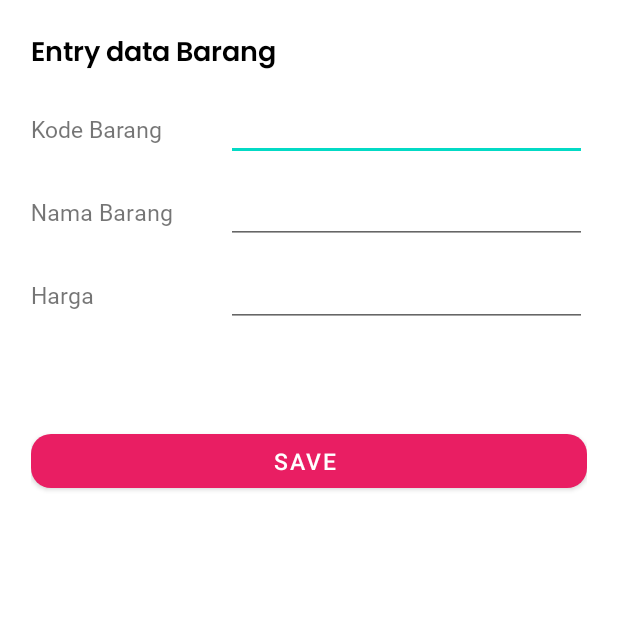
After one commit to nafisazz/SCANNER, an Android app: the TambahBarang screen opened directly, with no data from a screen before it, on a phone screen of 412 x 824 dp, the top half of it. The commit adds this screen. Run offline under Robolectric (Android 15) with nearby library versions, the phone set to English and light mode, and no system bars; our stand-ins replace sdp/ssp sizes.

Commit message:
added crud data barang using retrofit :bear:

```diff
--- /dev/null
+++ b/app/src/main/java/com/example/scanqrcode/TambahBarang.java
@@ -0,0 +1,62 @@
+package com.example.scanqrcode;
+
+import androidx.appcompat.app.AppCompatActivity;
+
+import android.content.Intent;
+import android.os.Bundle;
+import android.view.View;
+import android.widget.Button;
+import android.widget.EditText;
+import android.widget.Toast;
+
+import com.example.scanqrcode.Model.BarangModel;
+import com.example.scanqrcode.Utill.DataApi;
+import com.example.scanqrcode.Utill.InterfaceBarang;
+
+import retrofit2.Call;
+import retrofit2.Callback;
+import retrofit2.Response;
+
+public class TambahBarang extends AppCompatActivity {
+    EditText xkd_brg, xnm_brg, xhrg_brg;
+    InterfaceBarang interfaceBarang;
+    Button btnsimpan, btlview;
+    @Override
+    protected void onCreate(Bundle savedInstanceState) {
+        super.onCreate(savedInstanceState);
+        setContentView(R.layout.activity_tambah_barang);
+        xkd_brg = findViewById(R.id.xkode);
+        xnm_brg = findViewById(R.id.xnmbrg);
+        xhrg_brg = findViewById(R.id.xharga);
+        interfaceBarang = DataApi.getClient().create(InterfaceBarang.class);
+    }
+    public void simpandata(View view) {
+        String kode_brg = xkd_brg.getText().toString();
+        String nama_brg = xnm_brg.getText().toString();
+        String harga_brg = xhrg_brg.getText().toString();
+
+
+        Call<BarangModel> postBarang = interfaceBarang.postBarang(kode_brg,
+                nama_brg, harga_brg);
+        postBarang.enqueue(new Callback<BarangModel>() {
+            @Override
+            public void onResponse(Call<BarangModel> call, Response<BarangModel>
+                    response) {
+                Toast.makeText(TambahBarang.this, "Save data Success",
+                        Toast.LENGTH_SHORT).show();
+                Intent intent=new Intent(TambahBarang.this,MainActivity.class);
+                startActivity(intent);
+            }
+            @Override
+            public void onFailure(Call<BarangModel> call, Throwable t) {
+                Toast.makeText(TambahBarang.this, "Save data not Success",
+                        Toast.LENGTH_SHORT).show();
+            }
+        });
+    }
+
+    public void btnback(View view) {
+        startActivity(new Intent(TambahBarang.this,MainActivity.class));
+        finish();
+    }
+}
--- /dev/null
+++ b/app/src/main/java/com/example/scanqrcode/Utill/InterfaceBarang.java
@@ -0,0 +1,25 @@
+package com.example.scanqrcode.Utill;
+
+import com.example.scanqrcode.Model.BarangModel;
+
+import java.util.List;
+
+import retrofit2.Call;
+import retrofit2.http.DELETE;
+import retrofit2.http.Field;
+import retrofit2.http.FormUrlEncoded;
+import retrofit2.http.GET;
+import retrofit2.http.POST;
+import retrofit2.http.Query;
+
+public interface InterfaceBarang {
+    @GET("qrcode/")
+    Call<List<BarangModel>> getBarang();
+    @FormUrlEncoded
+    @POST("qrcode/")
+    Call<BarangModel> postBarang(@Field("kode") String kode,
+                            @Field("nama") String nama_barang,
+                            @Field("harga") String harga);
+    @DELETE("qrcode/")
+    Call<BarangModel> deleteBarang(@Query("kode") String kode);
+}
--- /dev/null
+++ b/app/src/main/res/layout/activity_tambah_barang.xml
@@ -0,0 +1,108 @@
+<?xml version="1.0" encoding="utf-8"?>
+<RelativeLayout xmlns:android="http://schemas.android.com/apk/res/android"
+    xmlns:tools="http://schemas.android.com/tools"
+    android:layout_width="match_parent"
+    xmlns:app="http://schemas.android.com/apk/res-auto"
+    android:orientation="vertical"
+    android:layout_height="match_parent"
+    tools:context=".TambahBarang">
+
+    <LinearLayout
+
+        android:layout_width="match_parent"
+        android:layout_height="match_parent"
+        android:orientation="vertical">
+
+
+        <RelativeLayout
+            android:layout_width="match_parent"
+            android:layout_height="wrap_content"
+            android:layout_below="@+id/frmHeader1" >
+
+
+            <LinearLayout
+                android:layout_width="match_parent"
+                android:layout_height="wrap_content"
+                android:orientation="vertical"
+                android:layout_margin="@dimen/_16sdp" >
+
+
+                <TextView
+                    android:layout_width="match_parent"
+                    android:text="Entry data Barang"
+                    android:textSize="@dimen/_14sdp"
+                    android:fontFamily="@font/popsem"
+                    android:textColor="@color/black"
+                    android:layout_gravity="center"
+                    android:layout_height="wrap_content"/>
+                <LinearLayout
+                    android:layout_width="match_parent"
+                    android:layout_marginTop="@dimen/_10sdp"
+                    android:layout_height="wrap_content">
+                    <TextView
+                        android:layout_width="@dimen/_100sdp"
+                        android:layout_height="wrap_content"
+                        android:text="Kode Barang"
+                        android:fontFamily="@font/popmed"
+                        android:textSize="@dimen/_12sdp" />
+                    <EditText
+                        android:layout_width="match_parent"
+                        android:textSize="@dimen/_12sdp"
+                        android:layout_height="wrap_content"
+                        android:id="@+id/xkode" />
+                </LinearLayout>
+                <LinearLayout
+                    android:layout_width="match_parent"
+                    android:layout_marginTop="@dimen/_10sdp"
+                    android:layout_height="wrap_content">
+                    <TextView
+                        android:layout_width="@dimen/_100sdp"
+                        android:fontFamily="@font/popmed"
+                        android:textSize="@dimen/_12sdp"
+                        android:layout_height="wrap_content"
+                        android:text="Nama Barang"/>
+                    <EditText
+                        android:layout_width="match_parent"
+                        android:layout_height="wrap_content"
+                        android:textSize="@dimen/_12sdp"
+                        android:id="@+id/xnmbrg" />
+                </LinearLayout>
+                <LinearLayout
+                    android:layout_width="match_parent"
+
+                    android:layout_marginTop="@dimen/_10sdp"
+                    android:layout_height="wrap_content">
+                    <TextView
+                        android:layout_width="@dimen/_100sdp"
+                        android:layout_height="wrap_content"
+                        android:text="Harga"
+                        android:fontFamily="@font/popmed"
+                        android:textSize="@dimen/_12sdp" />
+                    <EditText
+                        android:layout_width="match_parent"
+                        android:layout_height="wrap_content"
+                        android:textSize="@dimen/_12sdp"
+                        android:fontFamily="@font/popmed"
+                        android:id="@+id/xharga" />
+                </LinearLayout>
+
+                <com.google.android.material.button.MaterialButton
+
+                    android:layout_width="match_parent"
+                    android:layout_height="wrap_content"
+                    android:text="save "
+                    app:cornerRadius="@dimen/_10sdp"
+                    android:layout_marginTop="@dimen/_50sdp"
+                    android:layout_weight="1"
+                    android:textSize="@dimen/_12sdp"
+                    android:onClick="simpandata"
+                    android:id="@+id/buttonSave" />
+
+
+            </LinearLayout>
+        </RelativeLayout>
+    </LinearLayout>
+
+
+
+</RelativeLayout>
```
Also changed, not shown: app/build.gradle (+15 -0 lines), app/src/main/AndroidManifest.xml (+11 -8 lines), app/src/main/java/com/example/scanqrcode/Adapter/BarangAdapter.java (added, +64 -0 lines), app/src/main/java/com/example/scanqrcode/MainActivity.java (+54 -85 lines), app/src/main/java/com/example/scanqrcode/Model/BarangModel.java (added, +42 -0 lines), app/src/main/java/com/example/scanqrcode/Utill/DataApi.java (added, +19 -0 lines), app/src/main/res/layout/activity_main.xml (+38 -93 lines), app/src/main/res/layout/list_data_barang.xml (added, +65 -0 lines).
